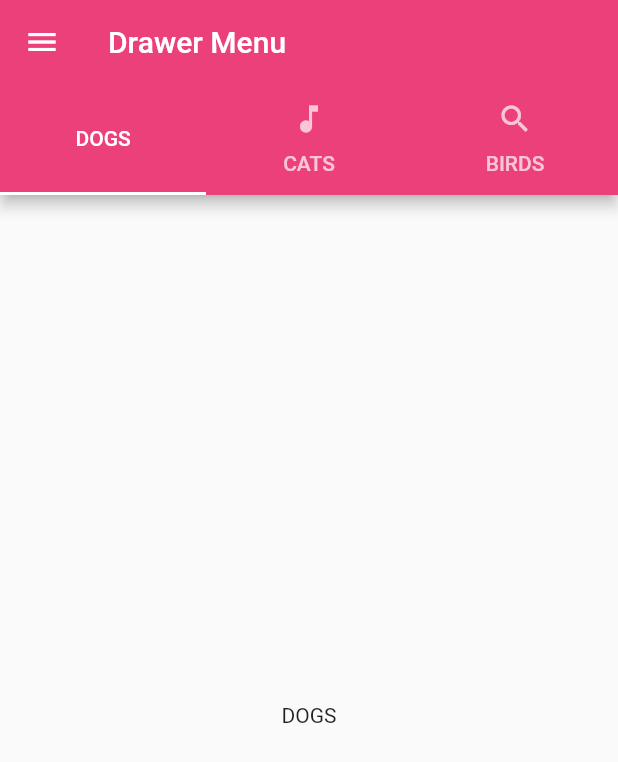
After one commit to cpelegrin/Desenvolvimento_Mobile, a Flutter app: the screen it shows after launch, after a tap on "DrawerNavigation", on a phone screen of 412 x 824 dp. The commit adds this screen. Shown: the top 762 px of the screen. Run offline on Flutter 3.47's test engine with Material 2 defaults, Android fonts, the phone set to English and light mode, and no system bars; our stand-ins replace flutter_speed_dial.

Commit message:
Unidade 2 Aula 6

```diff
--- /dev/null
+++ b/desenvolvimento_mobile/lib/Pages/drawer_navigation_page.dart
@@ -0,0 +1,80 @@
+import 'package:flutter/cupertino.dart';
+import 'package:flutter/material.dart';
+
+class DrawerNavigationPage extends StatelessWidget {
+  @override
+  Widget build(BuildContext context) {
+    return DefaultTabController(
+      length: 3,
+      child: Scaffold(
+        appBar: AppBar(
+          title: Text("Drawer Menu"),
+          bottom: TabBar(
+            indicatorColor: Colors.white,
+            tabs: [
+              Tab(text: 'DOGS'),
+              Tab(text: 'CATS', icon: Icon(Icons.music_note)),
+              Tab(text: 'BIRDS', icon: Icon(Icons.search)),
+            ],
+          ),
+        ),
+        drawer: SafeArea(
+          child: Drawer(
+            child: ListView(
+              // Important: Remove any padding from the ListView.
+              padding: EdgeInsets.zero,
+              children: <Widget>[
+                UserAccountsDrawerHeader(
+                  currentAccountPicture: Image.asset("pizza.jpg"),
+                  accountEmail: Text("email@email.com"),
+                  accountName: Text("Carlos"),
+                ),
+                Divider(
+                  height: 1,
+                  thickness: 1,
+                ),
+                ListTile(
+                  leading: Icon(Icons.favorite),
+                  title: Text('Item 1'),
+                  onTap: () {},
+                ),
+                ListTile(
+                  leading: Icon(Icons.delete),
+                  title: Text('Item 2'),
+                  onTap: () {},
+                ),
+                ListTile(
+                  leading: Icon(Icons.label),
+                  title: Text('Item 3'),
+                  onTap: () {},
+                ),
+                Divider(
+                  height: 1,
+                  thickness: 1,
+                ),
+                Padding(
+                  padding: const EdgeInsets.all(16.0),
+                  child: Text(
+                    'Label',
+                  ),
+                ),
+                ListTile(
+                  leading: Icon(Icons.bookmark),
+                  title: Text('Item A'),
+                  onTap: () {},
+                ),
+              ],
+            ),
+          ),
+        ),
+        body: TabBarView(
+          children: [
+            Center(child: Text('DOGS')),
+            Center(child: Text('CATS')),
+            Center(child: Text('BIRDS')),
+          ],
+        ),
+      ),
+    );
+  }
+}
--- a/desenvolvimento_mobile/lib/Pages/home_page.dart
+++ b/desenvolvimento_mobile/lib/Pages/home_page.dart
@@ -3,6 +3,7 @@ import 'package:desenvolvimento_mobile/Pages/speeddial_page.dart';
 import 'package:desenvolvimento_mobile/Pages/stateful_lifecyle.dart';
 import 'package:flutter/material.dart';
 
+import 'drawer_navigation_page.dart';
 import 'future_builder_page.dart';
 
 class HomePage extends StatelessWidget {
@@ -102,6 +103,22 @@ class HomePage extends StatelessWidget {
                 },
                 child: Text("SpeedDial"),
               ),
+              Padding(
+                padding: const EdgeInsets.all(8.0),
+                child: ElevatedButton(
+                  onPressed: () {
+                    Navigator.push(
+                      context,
+                      MaterialPageRoute(
+                        builder: (BuildContext context) {
+                          return DrawerNavigationPage();
+                        },
+                      ),
+                    );
+                  },
+                  child: Text("DrawerNavigation"),
+                ),
+              ),
             ],
           ),
         ],
```
